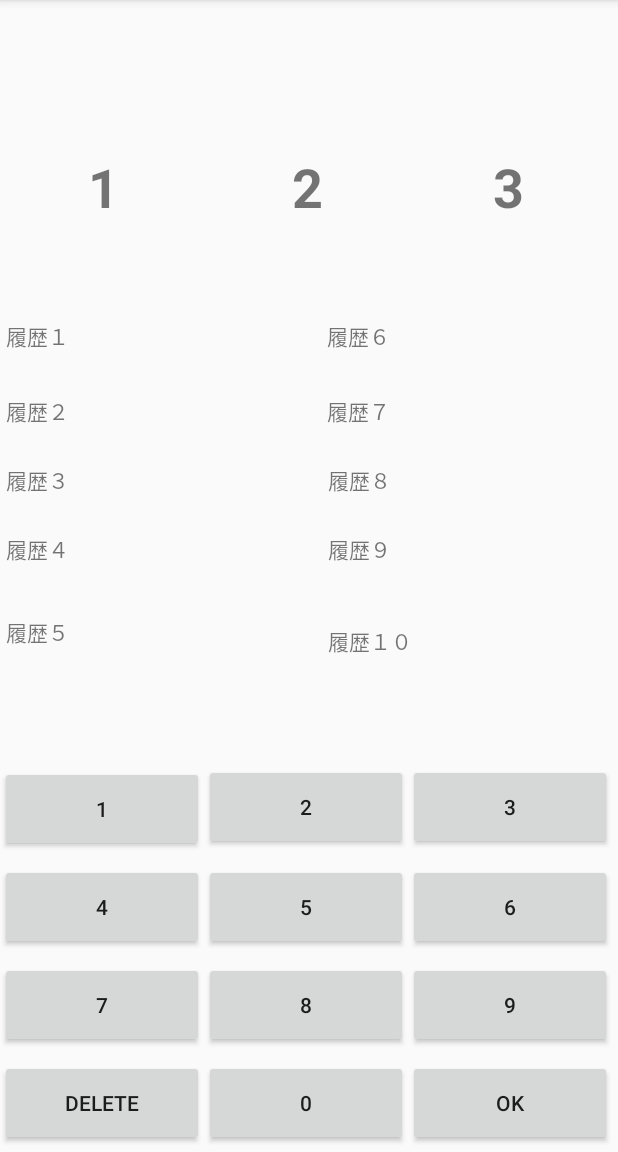
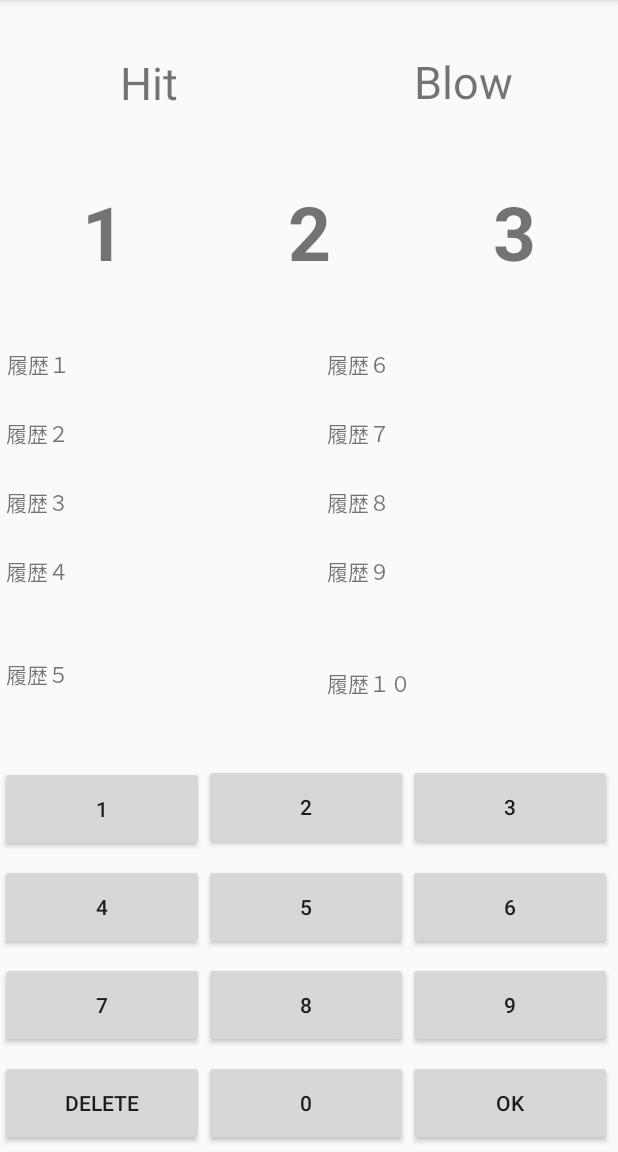
Before and after one commit to konan-pbl-2022/Hit_and_Blow, an Android app: the game_level1 screen opened directly, with no data from a screen before it, on a phone screen of 412 x 824 dp, the part 84-1236 px from its top. Run offline under Robolectric (Android 15) with nearby library versions, the phone set to English and light mode, and no system bars.

Commit message:
リザルト画面・ルール説明画面まで

```diff
--- a/app/src/main/AndroidManifest.xml
+++ b/app/src/main/AndroidManifest.xml
@@ -9,7 +9,10 @@
         android:roundIcon="@mipmap/ic_launcher_round"
         android:supportsRtl="true"
         android:theme="@style/AppTheme">
-        <activity android:name=".game_level1"></activity>
+        <activity android:name=".explanation"></activity>
+        <activity android:name=".result2" />
+        <activity android:name=".result" />
+        <activity android:name=".game_level1" />
         <activity android:name=".MainActivity">
             <intent-filter>
                 <action android:name="android.intent.action.MAIN" />
--- a/app/src/main/res/layout/activity_game_level1.xml
+++ b/app/src/main/res/layout/activity_game_level1.xml
@@ -139,69 +139,69 @@
     <TextView
         android:id="@+id/number_1"
         android:layout_width="130dp"
-        android:layout_height="65dp"
+        android:layout_height="98dp"
         android:layout_marginStart="4dp"
         android:layout_marginLeft="4dp"
         android:gravity="center"
         android:text="1"
-        android:textSize="36sp"
+        android:textSize="50sp"
         android:textStyle="bold"
-        app:layout_constraintBottom_toTopOf="@+id/button1"
+        app:layout_constraintBottom_toBottomOf="parent"
         app:layout_constraintStart_toStartOf="parent"
         app:layout_constraintTop_toTopOf="parent"
-        app:layout_constraintVertical_bias="0.207" />
+        app:layout_constraintVertical_bias="0.157" />
 
     <TextView
         android:id="@+id/number_2"
         android:layout_width="130dp"
-        android:layout_height="65dp"
+        android:layout_height="98dp"
         android:gravity="center"
         android:text="2"
-        android:textSize="36sp"
+        android:textSize="50sp"
         android:textStyle="bold"
-        app:layout_constraintBottom_toTopOf="@+id/button2"
+        app:layout_constraintBottom_toBottomOf="parent"
         app:layout_constraintEnd_toStartOf="@+id/number_3"
-        app:layout_constraintHorizontal_bias="0.6"
+        app:layout_constraintHorizontal_bias="0.538"
         app:layout_constraintStart_toEndOf="@+id/number_1"
         app:layout_constraintTop_toTopOf="parent"
-        app:layout_constraintVertical_bias="0.207" />
+        app:layout_constraintVertical_bias="0.157" />
 
     <TextView
         android:id="@+id/number_3"
         android:layout_width="130dp"
-        android:layout_height="65dp"
-        android:layout_marginEnd="8dp"
-        android:layout_marginRight="8dp"
+        android:layout_height="98dp"
+        android:layout_marginEnd="4dp"
+        android:layout_marginRight="4dp"
         android:gravity="center"
         android:text="3"
-        android:textSize="36sp"
+        android:textSize="50sp"
         android:textStyle="bold"
-        app:layout_constraintBottom_toTopOf="@+id/button3"
+        app:layout_constraintBottom_toBottomOf="parent"
         app:layout_constraintEnd_toEndOf="parent"
         app:layout_constraintTop_toTopOf="parent"
-        app:layout_constraintVertical_bias="0.207" />
+        app:layout_constraintVertical_bias="0.157" />
 
     <TextView
         android:id="@+id/textView2"
         android:layout_width="190dp"
         android:layout_height="38dp"
-        android:layout_marginTop="56dp"
+        android:layout_marginTop="232dp"
         android:text="履歴１"
         app:layout_constraintEnd_toStartOf="@+id/textView3"
-        app:layout_constraintHorizontal_bias="0.148"
+        app:layout_constraintHorizontal_bias="0.166"
         app:layout_constraintStart_toStartOf="parent"
-        app:layout_constraintTop_toBottomOf="@+id/number_1" />
+        app:layout_constraintTop_toTopOf="parent" />
 
     <TextView
         android:id="@+id/textView3"
         android:layout_width="190dp"
         android:layout_height="38dp"
-        android:layout_marginTop="56dp"
+        android:layout_marginTop="232dp"
         android:layout_marginEnd="4dp"
         android:layout_marginRight="4dp"
         android:text="履歴６"
         app:layout_constraintEnd_toEndOf="parent"
-        app:layout_constraintTop_toBottomOf="@+id/number_3" />
+        app:layout_constraintTop_toTopOf="parent" />
 
     <TextView
         android:id="@+id/textView6"
@@ -209,7 +209,7 @@
         android:layout_height="38dp"
         android:layout_marginStart="4dp"
         android:layout_marginLeft="4dp"
-        android:layout_marginTop="12dp"
+        android:layout_marginTop="8dp"
         android:text="履歴２"
         app:layout_constraintStart_toStartOf="parent"
         app:layout_constraintTop_toBottomOf="@+id/textView2" />
@@ -242,17 +242,18 @@
         android:layout_height="38dp"
         android:layout_marginStart="4dp"
         android:layout_marginLeft="4dp"
+        android:layout_marginBottom="9dp"
         android:text="履歴５"
         app:layout_constraintBottom_toTopOf="@+id/button1"
         app:layout_constraintStart_toStartOf="parent"
         app:layout_constraintTop_toBottomOf="@+id/textView8"
-        app:layout_constraintVertical_bias="0.22" />
+        app:layout_constraintVertical_bias="0.55" />
 
     <TextView
         android:id="@+id/textView10"
         android:layout_width="190dp"
         android:layout_height="38dp"
-        android:layout_marginTop="12dp"
+        android:layout_marginTop="8dp"
         android:text="履歴７"
         app:layout_constraintEnd_toEndOf="parent"
         app:layout_constraintHorizontal_bias="0.851"
@@ -266,7 +267,7 @@
         android:layout_marginTop="8dp"
         android:text="履歴８"
         app:layout_constraintEnd_toEndOf="parent"
-        app:layout_constraintHorizontal_bias="0.87"
+        app:layout_constraintHorizontal_bias="0.851"
         app:layout_constraintStart_toEndOf="@+id/textView7"
         app:layout_constraintTop_toBottomOf="@+id/textView10" />
 
@@ -277,7 +278,7 @@
         android:layout_marginTop="8dp"
         android:text="履歴９"
         app:layout_constraintEnd_toEndOf="parent"
-        app:layout_constraintHorizontal_bias="0.87"
+        app:layout_constraintHorizontal_bias="0.851"
         app:layout_constraintStart_toEndOf="@+id/textView8"
         app:layout_constraintTop_toBottomOf="@+id/textView11" />
 
@@ -285,12 +286,44 @@
         android:id="@+id/textView13"
         android:layout_width="190dp"
         android:layout_height="38dp"
-        android:layout_marginBottom="20dp"
+        android:layout_marginTop="8dp"
+        android:layout_marginEnd="4dp"
+        android:layout_marginRight="4dp"
+        android:layout_marginBottom="17dp"
         android:text="履歴１０"
         app:layout_constraintBottom_toTopOf="@+id/button3"
         app:layout_constraintEnd_toEndOf="parent"
-        app:layout_constraintHorizontal_bias="0.87"
+        app:layout_constraintHorizontal_bias="1.0"
         app:layout_constraintStart_toEndOf="@+id/textView9"
         app:layout_constraintTop_toBottomOf="@+id/textView12"
-        app:layout_constraintVertical_bias="0.4" />
+        app:layout_constraintVertical_bias="0.75" />
+
+    <TextView
+        android:id="@+id/hit"
+        android:layout_width="198dp"
+        android:layout_height="90dp"
+        android:gravity="center"
+        android:text="Hit"
+        android:textSize="30sp"
+        app:layout_constraintBottom_toBottomOf="parent"
+        app:layout_constraintEnd_toStartOf="@+id/blow"
+        app:layout_constraintHorizontal_bias="0.031"
+        app:layout_constraintStart_toStartOf="parent"
+        app:layout_constraintTop_toTopOf="parent"
+        app:layout_constraintVertical_bias="0.015" />
+
+    <TextView
+        android:id="@+id/blow"
+        android:layout_width="198dp"
+        android:layout_height="90dp"
+        android:layout_marginEnd="4dp"
+        android:layout_marginRight="4dp"
+        android:gravity="center"
+        android:text="Blow"
+        android:textSize="30sp"
+        app:layout_constraintBottom_toBottomOf="parent"
+        app:layout_constraintEnd_toEndOf="parent"
+        app:layout_constraintTop_toTopOf="parent"
+        app:layout_constraintVertical_bias="0.014" />
+
 </androidx.constraintlayout.widget.ConstraintLayout>
```
Also changed, not shown: app/src/main/java/com/example/hit_and_blow/explanation.java (added, +14 -0 lines), app/src/main/java/com/example/hit_and_blow/result.java (added, +14 -0 lines), app/src/main/java/com/example/hit_and_blow/result2.java (added, +14 -0 lines), app/src/main/res/layout/activity_explanation.xml (added, +32 -0 lines), app/src/main/res/layout/activity_result2.xml (added, +46 -0 lines).
